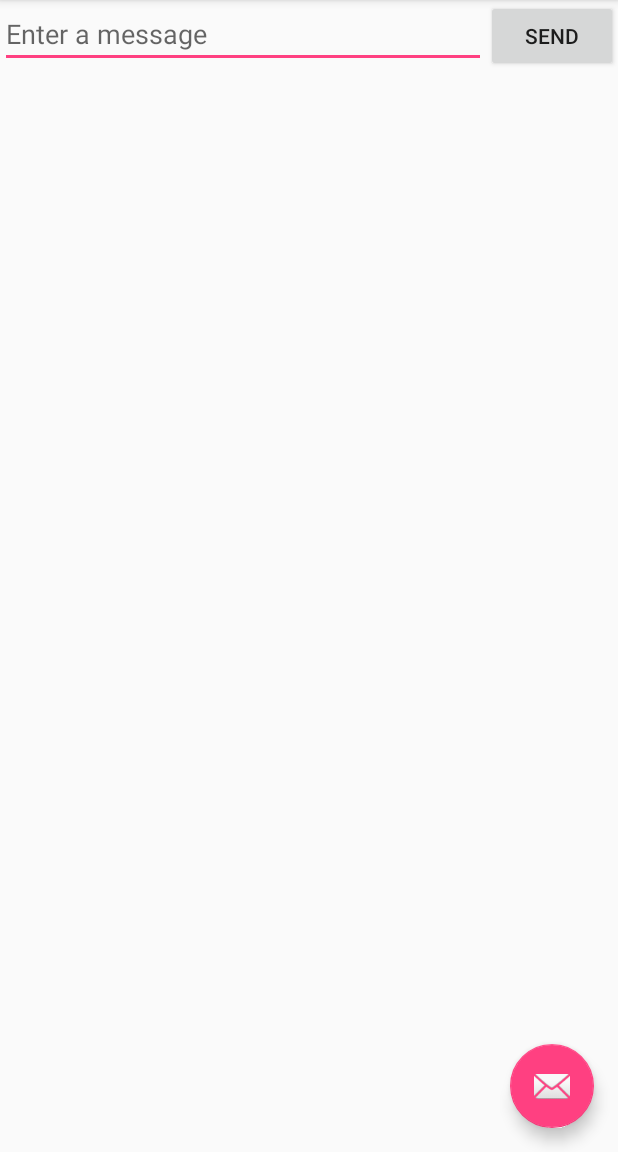
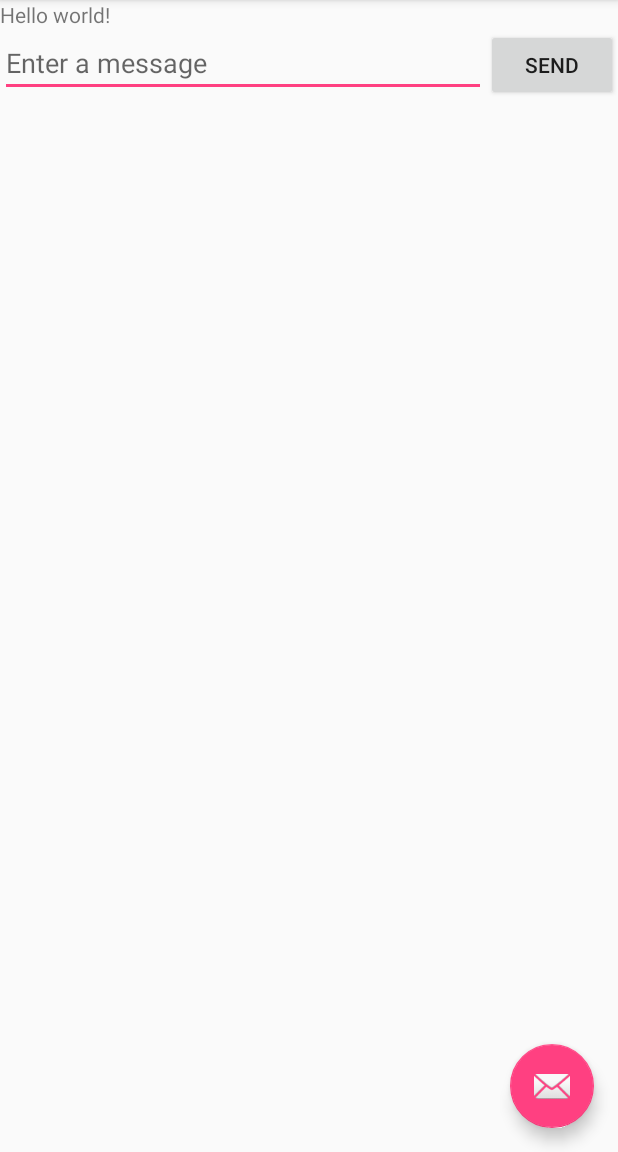
Before and after one commit to zaksid/AndroidGoogleTraining, an Android app: the screen it shows after launch (MyActivity), on a phone screen of 412 x 824 dp, the part 84-1236 px from its top. Run offline under Robolectric (Android 15) with nearby library versions, the phone set to English and light mode, and no system bars; 4 statements that could not run were skipped.

Commit message:
Supporting Different Languages
Created Locale Directories and String Files
Example of usage

```diff
--- a/MyApplication/app/src/main/java/com/zaksid/dev/android/googletutor/firstapplication/MyActivity.java
+++ b/MyApplication/app/src/main/java/com/zaksid/dev/android/googletutor/firstapplication/MyActivity.java
@@ -11,6 +11,7 @@ import android.view.Menu;
 import android.view.MenuItem;
 import android.view.View;
 import android.widget.EditText;
+import android.widget.TextView;
 
 import com.google.android.gms.appindexing.Action;
 import com.google.android.gms.appindexing.AppIndex;
@@ -45,6 +46,14 @@ public class MyActivity extends AppCompatActivity {
         // ATTENTION: This was auto-generated to implement the App Indexing API.
         // See https://g.co/AppIndexing/AndroidStudio for more information.
         client = new GoogleApiClient.Builder(this).addApi(AppIndex.API).build();
+
+        /** UNUSED code (example for strings localization) **/
+        // Get a string resource from your app's Resources
+        String hello = getResources().getString(R.string.hello_world);
+
+        // Or supply a string resource to a method that requires a string
+        TextView textView = new TextView(this);
+        textView.setText(R.string.hello_world);
     }
 
     @Override
--- a/MyApplication/app/src/main/res/layout/content_my.xml
+++ b/MyApplication/app/src/main/res/layout/content_my.xml
@@ -1,4 +1,19 @@
 <?xml version="1.0" encoding="utf-8"?>
+<LinearLayout xmlns:android="http://schemas.android.com/apk/res/android"
+    xmlns:app="http://schemas.android.com/apk/res-auto"
+    xmlns:tools="http://schemas.android.com/tools"
+    android:layout_width="match_parent"
+    android:layout_height="match_parent"
+    android:orientation="vertical"
+    android:paddingBottom="@dimen/activity_vertical_margin"
+    app:layout_behavior="@string/appbar_scrolling_view_behavior"
+    tools:showIn="@layout/activity_my">
+
+    <TextView
+        android:layout_width="wrap_content"
+        android:layout_height="wrap_content"
+        android:text="@string/hello_world" />
+
     <LinearLayout xmlns:android="http://schemas.android.com/apk/res/android"
         xmlns:app="http://schemas.android.com/apk/res-auto"
         xmlns:tools="http://schemas.android.com/tools"
@@ -19,7 +34,8 @@
         <Button
             android:layout_width="wrap_content"
             android:layout_height="wrap_content"
-        android:text="@string/button_send"
-        android:onClick="sendMessage"/>
+            android:onClick="sendMessage"
+            android:text="@string/button_send" />
 
     </LinearLayout>
+</LinearLayout>
--- a/MyApplication/app/src/main/res/values/strings.xml
+++ b/MyApplication/app/src/main/res/values/strings.xml
@@ -4,4 +4,5 @@
     <string name="edit_message">Enter a message</string>
     <string name="button_send">Send</string>
     <string name="title_activity_display_message">My Message</string>
+    <string name="hello_world">Hello world!</string>
 </resources>
```
Also changed, not shown: 2 other files. Lines whose indentation alone changed are shown as unchanged.
